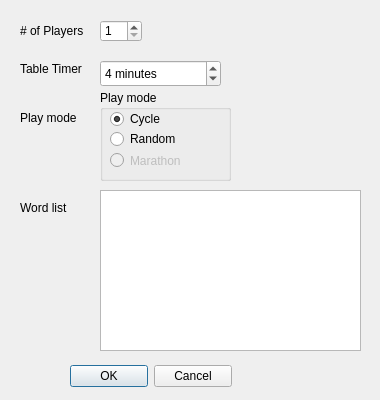
domino14/aerolithdesktop, file trunk/client/src/tableCreateForm.ui: the form before one commit.
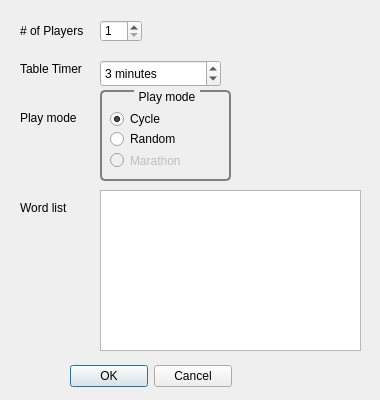
The form after the commit.

```diff
--- a/trunk/client/src/tableCreateForm.ui
+++ b/trunk/client/src/tableCreateForm.ui
@@ -27,6 +27,13 @@
   <property name="accessibleDescription" >
    <string/>
   </property>
+  <property name="styleSheet" >
+   <string>QDialog {
+    
+     background-color: qlineargradient(x1: 0, y1: 0, x2: 0, y2: 1,
+                                       stop: 0 #FFOECE, stop: 1 #FFFFFF);
+ }</string>
+  </property>
   <widget class="QLabel" name="label_2" >
    <property name="geometry" >
     <rect>
@@ -120,6 +127,9 @@
      <height>27</height>
     </rect>
    </property>
+   <property name="styleSheet" >
+    <string/>
+   </property>
    <property name="specialValueText" >
     <string/>
    </property>
@@ -133,7 +143,7 @@
     <number>60</number>
    </property>
    <property name="value" >
-    <number>4</number>
+    <number>3</number>
    </property>
   </widget>
   <widget class="QGroupBox" name="groupBox" >
@@ -145,6 +155,23 @@
      <height>91</height>
     </rect>
    </property>
+   <property name="styleSheet" >
+    <string> QGroupBox {
+     background-color: qlineargradient(x1: 0, y1: 0, x2: 0, y2: 1,
+                                       stop: 0 #E0E0E0, stop: 1 #FFFFFF);
+     border: 2px solid gray;
+     border-radius: 5px;
+     margin-top: 1ex; /* leave space at the top for the title */
+ }
+
+ QGroupBox::title {
+     subcontrol-origin: margin;
+     subcontrol-position: top center; /* position at the top center */
+     padding: 0 3px;
+     background-color: qlineargradient(x1: 0, y1: 0, x2: 0, y2: 1,
+                                       stop: 0 #FFOECE, stop: 1 #FFFFFF);
+ }</string>
+   </property>
    <property name="title" >
     <string>Play mode</string>
    </property>
```
